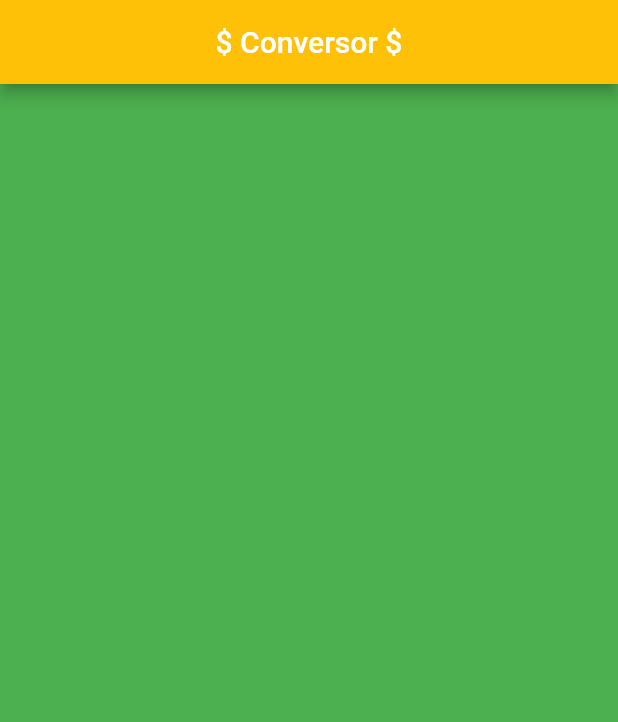
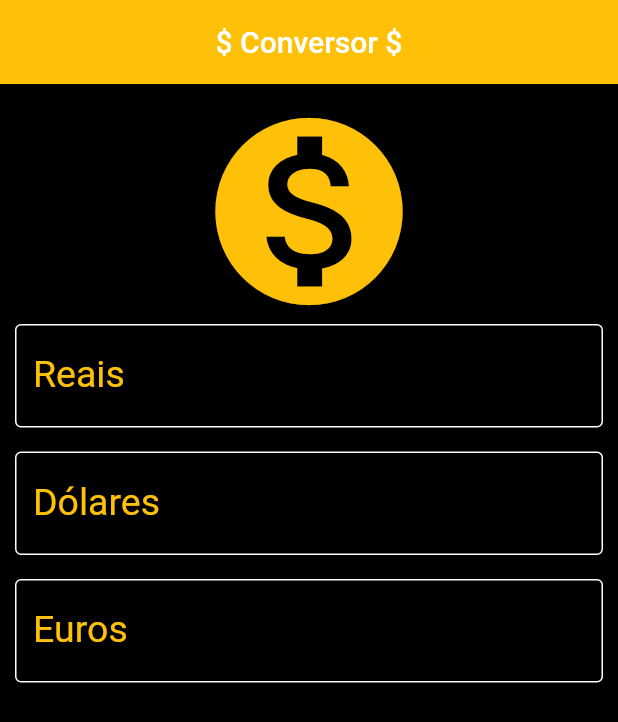
Before and after one commit to luanacolombo/conversor, a Flutter app: the screen it shows after launch, on a phone screen of 412 x 824 dp. Shown: the top 722 px of the screen. Run offline on Flutter 3.47's test engine with Material 2 defaults, Android fonts, the phone set to English and light mode, and no system bars; missing offline and left inert: dart:ffi; network calls fail.

Commit message:
Criando a Interface

```diff
--- a/lib/main.dart
+++ b/lib/main.dart
@@ -1,3 +1,5 @@
+import 'dart:ffi';
+
 import 'package:flutter/material.dart';
 
 import 'package:http/http.dart' as http; //permite que façamos as requisições
@@ -7,8 +9,18 @@ import 'dart:convert';
 Uri request = Uri.https("api.hgbrasil.com", "finance?format=json&key=aae5991f");
 
 void main() async {
-  runApp(const MaterialApp(
-    home: Home(),
+  runApp(MaterialApp(
+    home: const Home(),
+    theme: ThemeData(
+        hintColor: Colors.amber,
+        primaryColor: Colors.white,
+        inputDecorationTheme: const InputDecorationTheme(
+          enabledBorder:
+              OutlineInputBorder(borderSide: BorderSide(color: Colors.white)),
+          focusedBorder:
+              OutlineInputBorder(borderSide: BorderSide(color: Colors.amber)),
+          hintStyle: TextStyle(color: Colors.amber),
+        )),
   ));
 }
 
@@ -28,6 +40,9 @@ class Home extends StatefulWidget {
 }
 
 class _HomeState extends State<Home> {
+  double? dolar;
+  double? euro;
+
   @override
   Widget build(BuildContext context) {
     return Scaffold(
@@ -38,18 +53,23 @@ class _HomeState extends State<Home> {
           centerTitle: true,
         ),
         body: FutureBuilder(
+            //futuro dos dados, solicita os dados e retorna um futuro
             future: getData(),
+            //o que vai mostrar na tela
             builder: (context, snapshot) {
+              //ver o estado da conecção
               switch (snapshot.connectionState) {
-              case ConnectionState.none:
-              case ConnectionState.waiting:
+                case ConnectionState.none: //se não estiver conectado
+                case ConnectionState.waiting: //ou esperando uma conexão
+                  //retorna o widget centralizado
                   return const Center(
                       child: Text(
                     "Carregando Dados...",
                     style: TextStyle(color: Colors.amber, fontSize: 25.0),
                     textAlign: TextAlign.center,
                   ));
-              default:
+                default: //caso contrário
+                  //se tem erro
                   if (!snapshot.hasError) {
                     return const Center(
                         child: Text(
@@ -57,13 +77,54 @@ class _HomeState extends State<Home> {
                       style: TextStyle(color: Colors.amber, fontSize: 25.0),
                       textAlign: TextAlign.center,
                     ));
+                    //senão
                   } else {
-                  return Container(
-                    color: Colors.green,
+                    //valor do dolar e euro capturados do servidor
+                    dolar =
+                        snapshot.data?["results"]["currencies"]["USD"]["buy"];
+                    euro =
+                        snapshot.data?["results"]["currencies"]["EUR"]["buy"];
+                    return const SingleChildScrollView(
+                      padding: EdgeInsets.all(10.0),
+                      child: Column(
+                        crossAxisAlignment: CrossAxisAlignment.stretch,
+                        children: <Widget>[
+                          Icon(Icons.monetization_on,
+                              size: 150.0, color: Colors.amber),
+                          TextField(
+                            decoration: InputDecoration(
+                                labelText: "Reais",
+                                labelStyle: TextStyle(color: Colors.amber),
+                                border: OutlineInputBorder(),
+                                prefixText: "R\$"),
+                            style:
+                                TextStyle(color: Colors.amber, fontSize: 25.0),
+                          ),
+                          Divider(),
+                          TextField(
+                            decoration: InputDecoration(
+                                labelText: "Dólares",
+                                labelStyle: TextStyle(color: Colors.amber),
+                                border: OutlineInputBorder(),
+                                prefixText: "US\$"),
+                            style:
+                                TextStyle(color: Colors.amber, fontSize: 25.0),
+                          ),
+                          Divider(),
+                          TextField(
+                            decoration: InputDecoration(
+                                labelText: "Euros",
+                                labelStyle: TextStyle(color: Colors.amber),
+                                border: OutlineInputBorder(),
+                                prefixText: "€"),
+                            style:
+                                TextStyle(color: Colors.amber, fontSize: 25.0),
+                          ),
+                        ],
+                      ),
                     );
                   }
               }
-          }),
-    );
+            }));
   }
 }
```
Lines whose indentation alone changed are shown as unchanged.
